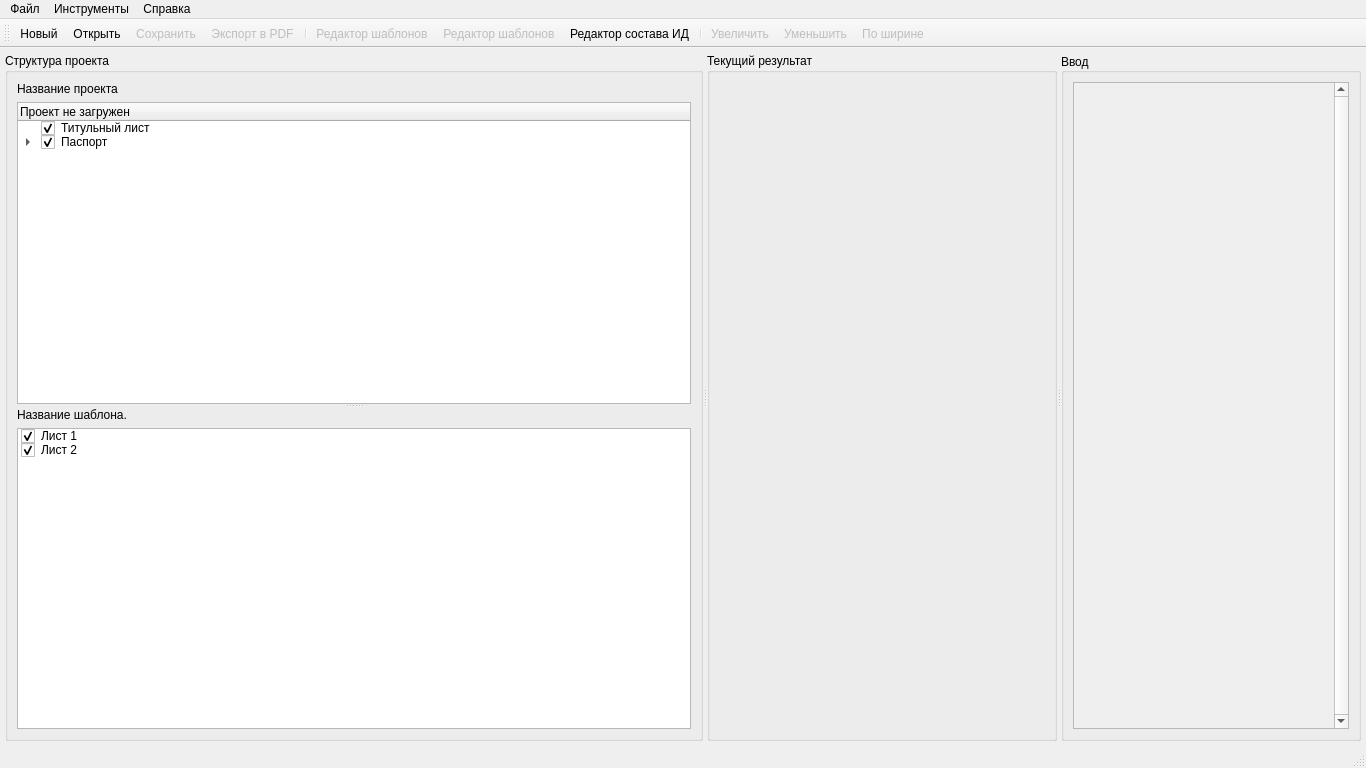
Qt form designer/mainwindow.ui (Artemako/auto-exec-doc) before a commit.
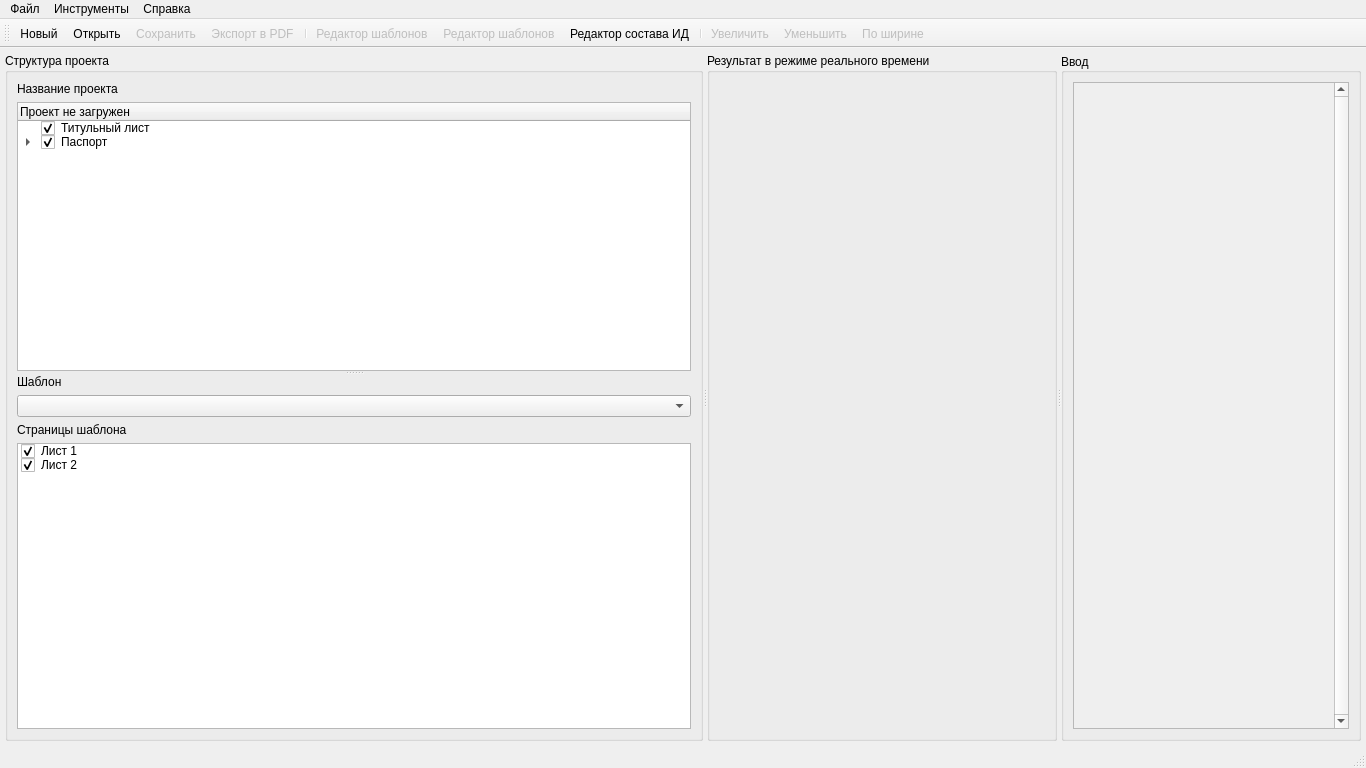
The same form after that commit. Icons and pictures are not drawn. Custom widgets are drawn as their Qt base class.

Patch:
```diff
--- a/designer/mainwindow.ui
+++ b/designer/mainwindow.ui
@@ -51,22 +51,10 @@
        <enum>Qt::Horizontal</enum>
       </property>
       <widget class="QGroupBox" name="gb_left">
-       <property name="sizePolicy">
-        <sizepolicy hsizetype="Maximum" vsizetype="Preferred">
-         <horstretch>0</horstretch>
-         <verstretch>0</verstretch>
-        </sizepolicy>
-       </property>
-       <property name="minimumSize">
-        <size>
-         <width>250</width>
-         <height>0</height>
-        </size>
-       </property>
        <property name="title">
         <string>Структура проекта</string>
        </property>
-       <layout class="QVBoxLayout" name="verticalLayout_8">
+       <layout class="QVBoxLayout" name="verticalLayout_8" stretch="0">
         <item>
          <widget class="QSplitter" name="gb_left_splitter">
           <property name="orientation">
@@ -137,7 +125,17 @@
             <item>
              <widget class="QLabel" name="title_pages_template">
               <property name="text">
-               <string>Название шаблона.</string>
+               <string>Шаблон</string>
+              </property>
+             </widget>
+            </item>
+            <item>
+             <widget class="QComboBox" name="combox_templates"/>
+            </item>
+            <item>
+             <widget class="QLabel" name="label_pages_template">
+              <property name="text">
+               <string>Страницы шаблона</string>
               </property>
              </widget>
             </item>
@@ -181,7 +179,7 @@
         </size>
        </property>
        <property name="title">
-        <string>Текущий результат</string>
+        <string>Результат в режиме реального времени</string>
        </property>
        <layout class="QHBoxLayout" name="horizontalLayout">
         <item>
```
Left out of the diff: 8 changed lines with no effect on the pictures.
